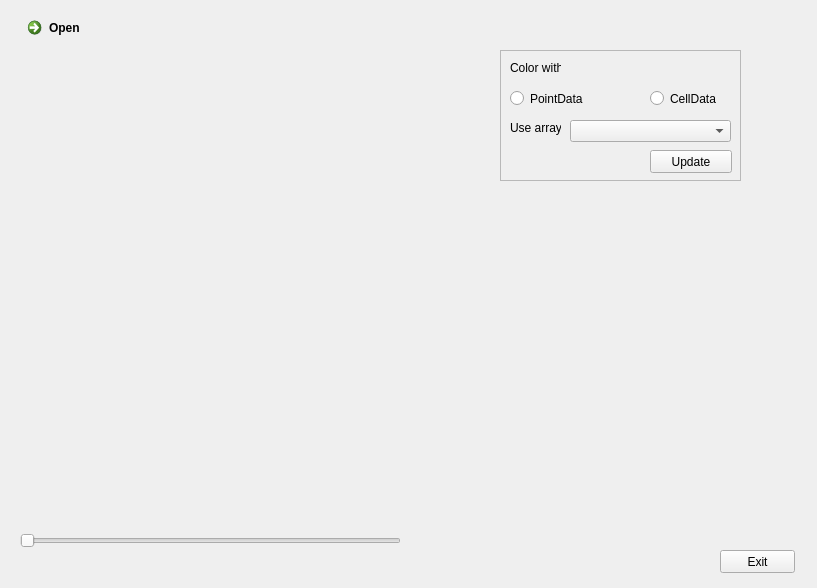
First picture: the form in VTK_GUI_Qt.ui, repository yuliiahrabar/VTK_GUI, before the edit.
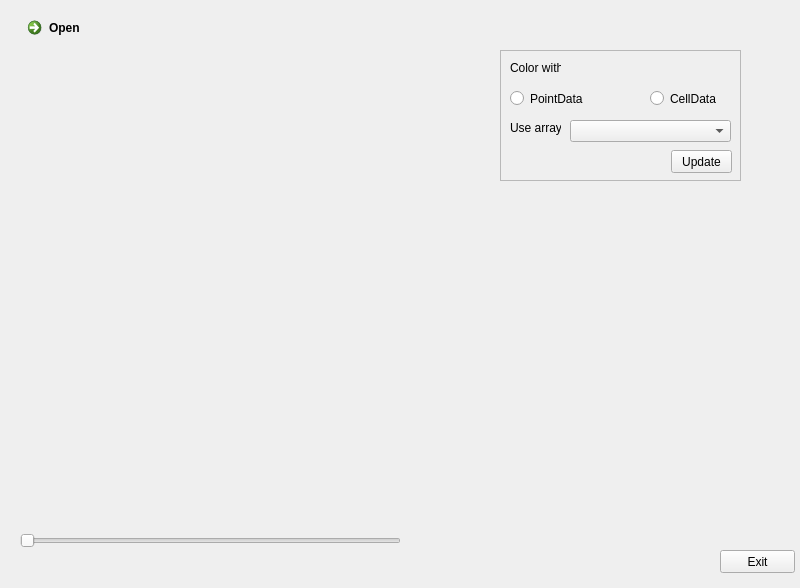
Second picture: the form after the edit. Icons and pictures are not drawn. Custom widgets are drawn as their Qt base class.

Commit message: Unstructered Grid and Polydata separated coloring

The edit to the form file:
```diff
--- a/VTK_GUI_Qt.ui
+++ b/VTK_GUI_Qt.ui
@@ -6,7 +6,7 @@
    <rect>
     <x>0</x>
     <y>0</y>
-    <width>817</width>
+    <width>800</width>
     <height>588</height>
    </rect>
   </property>
@@ -140,9 +140,9 @@
     <widget class="QPushButton" name="updateButton">
      <property name="geometry">
       <rect>
-       <x>150</x>
+       <x>171</x>
        <y>100</y>
-       <width>82</width>
+       <width>61</width>
        <height>23</height>
       </rect>
      </property>
```
The commit also changes 2 other files.
